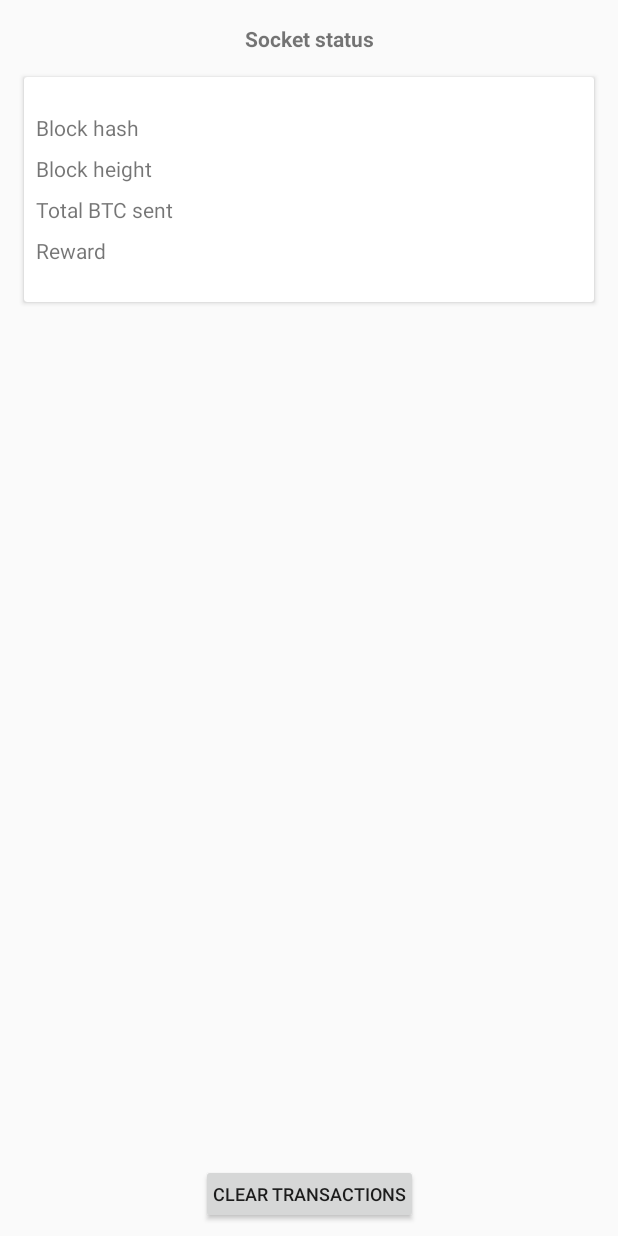
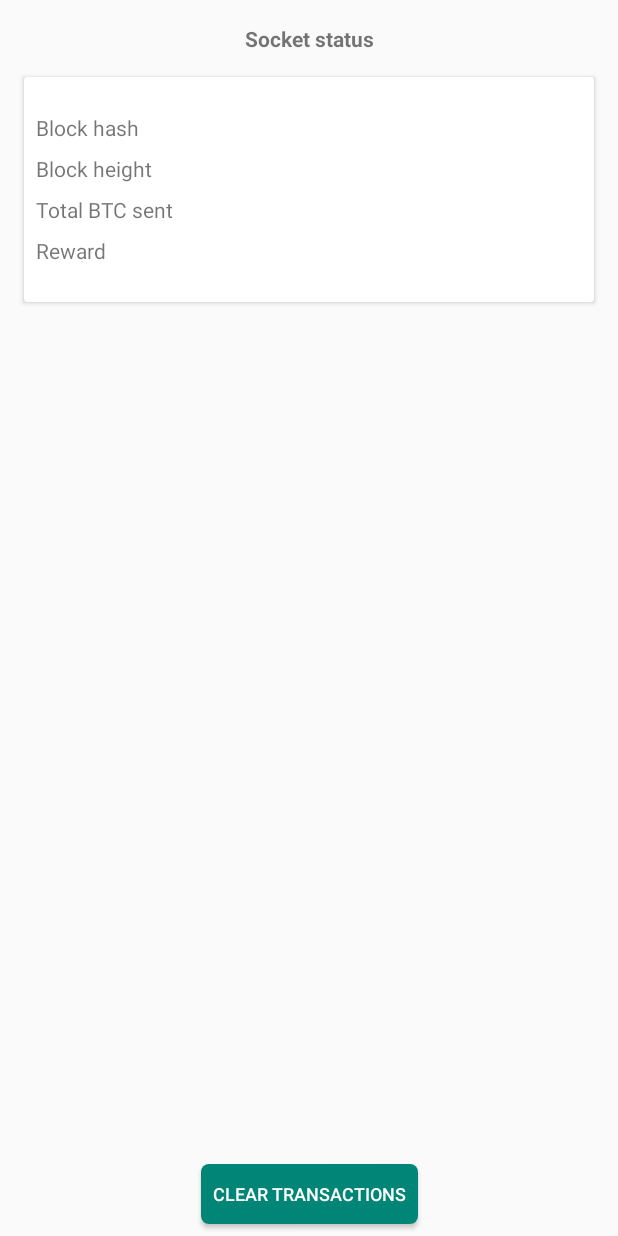
Before and after one commit to satragnis/websocketTicker, an Android app: the layout activity_main.xml on its own in the app's theme, with its tools: preview values and no code run, on a phone screen of 412 x 824 dp. Run offline under Robolectric (Android 15) with nearby library versions, the phone set to English and light mode, and no system bars.

Commit message:
- button color added

```diff
--- a/app/src/main/java/com/example/bitcointicker/Application/MyApplication.java
+++ b/app/src/main/java/com/example/bitcointicker/Application/MyApplication.java
@@ -10,6 +10,11 @@ public class MyApplication extends Application {
     public void connectSocket() {
         socketConnection = getDefault();
         socketConnection.connectSocket(getApplicationContext());
+    }
+
+    public boolean isSocketConnected() {
+        socketConnection = getDefault();
+      return   socketConnection.isSocketConnected();
     }
 
 
--- /dev/null
+++ b/app/src/main/res/drawable/btn_layout.xml
@@ -0,0 +1,18 @@
+<?xml version="1.0" encoding="utf-8"?>
+<shape	android:shape="rectangle"
+    xmlns:android="http://schemas.android.com/apk/res/android">
+
+
+    <corners
+        android:radius="5dp"
+        />
+
+
+    <solid
+        android:color="@color/colorPrimary"
+        />
+
+    <stroke
+        android:color="#E7E7E7"/>
+
+</shape>
--- a/app/src/main/res/layout/activity_main.xml
+++ b/app/src/main/res/layout/activity_main.xml
@@ -92,10 +92,12 @@
         android:onClick="clearTransactions"
         android:id="@+id/clear_transaction_btn"
         android:layout_width="wrap_content"
+        android:background="@drawable/btn_layout"
         android:layout_height="40dp"
         android:layout_marginStart="8dp"
         android:layout_marginEnd="8dp"
         android:layout_marginBottom="8dp"
+        android:textColor="@android:color/white"
         app:layout_constraintBottom_toBottomOf="parent"
         app:layout_constraintEnd_toEndOf="parent"
         app:layout_constraintStart_toStartOf="parent" />
```
Also changed, not shown: app/src/main/java/com/example/bitcointicker/MainActivity.java (+20 -10 lines).
